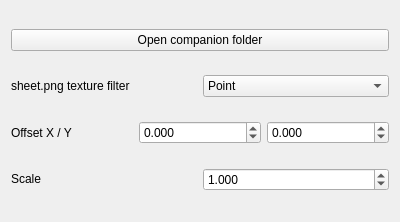
Qt form gui-tool/ui/actiontab_companion.ui (headshot2017/smbzg-charloader) before a commit.
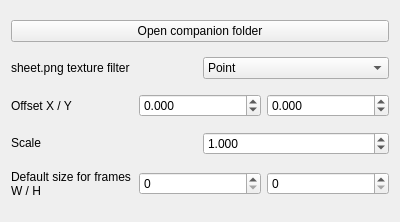
The same form after that commit.

```diff
--- a/gui-tool/ui/actiontab_companion.ui
+++ b/gui-tool/ui/actiontab_companion.ui
@@ -136,6 +136,32 @@
      </item>
     </layout>
    </item>
+   <item>
+    <layout class="QHBoxLayout" name="horizontalLayout_4">
+     <item>
+      <widget class="QLabel" name="label_4">
+       <property name="text">
+        <string>Default size for frames
+W / H</string>
+       </property>
+      </widget>
+     </item>
+     <item>
+      <widget class="QSpinBox" name="spinbox_defaultW">
+       <property name="maximum">
+        <number>100000</number>
+       </property>
+      </widget>
+     </item>
+     <item>
+      <widget class="QSpinBox" name="spinbox_defaultH">
+       <property name="maximum">
+        <number>100000</number>
+       </property>
+      </widget>
+     </item>
+    </layout>
+   </item>
   </layout>
  </widget>
  <resources/>
```
